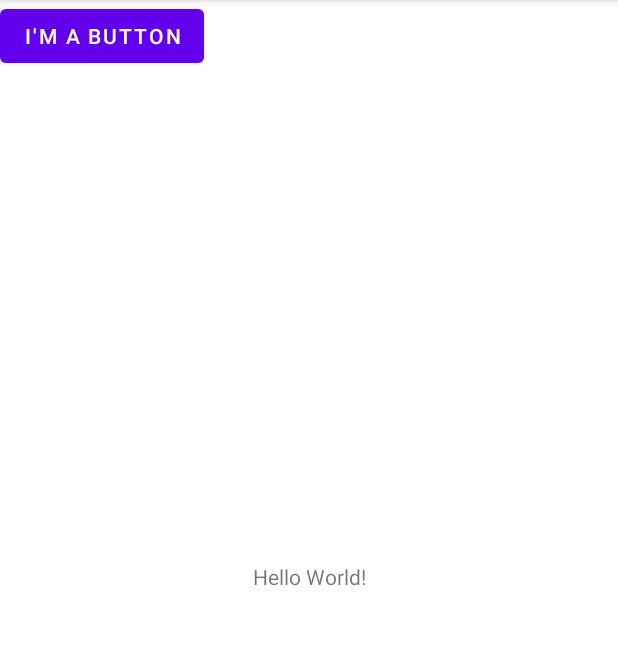
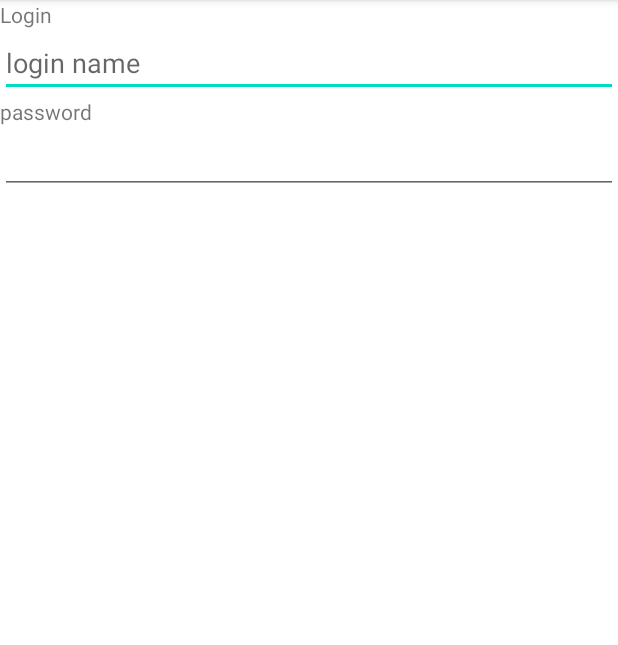
Before and after one commit to EvanSurtel/AndroidAssignments, an Android app: the screen it shows after launch (MainActivity before the commit, LoginActivity after it), on a phone screen of 412 x 824 dp, the part 84-729 px from its top. Run offline under Robolectric (Android 15) with nearby library versions, the phone set to English and light mode, and no system bars.

Commit message:
Added 3 activities for part 2

```diff
--- /dev/null
+++ b/app/src/main/java/com/example/androidassignments/LoginActivity.java
@@ -0,0 +1,14 @@
+package com.example.androidassignments;
+
+import androidx.appcompat.app.AppCompatActivity;
+
+import android.os.Bundle;
+
+public class LoginActivity extends AppCompatActivity {
+
+    @Override
+    protected void onCreate(Bundle savedInstanceState) {
+        super.onCreate(savedInstanceState);
+        setContentView(R.layout.activity_login);
+    }
+}
--- /dev/null
+++ b/app/src/main/res/layout/activity_login.xml
@@ -0,0 +1,46 @@
+<?xml version="1.0" encoding="utf-8"?>
+<LinearLayout xmlns:android="http://schemas.android.com/apk/res/android"
+    xmlns:app="http://schemas.android.com/apk/res-auto"
+    xmlns:tools="http://schemas.android.com/tools"
+    android:layout_width="match_parent"
+    android:layout_height="match_parent"
+    tools:context=".LoginActivity"
+    android:orientation="vertical">
+
+    <TextView
+        android:layout_width="wrap_content"
+        android:layout_height="wrap_content"
+        android:layout_columnWeight="1"
+        android:gravity="fill"
+        android:text="@string/LoginText"
+        />
+
+    <EditText
+        android:layout_width="match_parent"
+        android:layout_height="wrap_content"
+        android:inputType="textEmailAddress"
+        android:layout_columnWeight="1"
+        android:gravity="fill"
+        android:hint="@string/LoginHint"
+        />
+
+    <TextView
+        android:layout_width="wrap_content"
+        android:layout_height="wrap_content"
+        android:layout_columnWeight="1"
+        android:gravity="fill"
+        android:text="@string/PasswordText"
+        />
+
+    <EditText
+        android:layout_width="match_parent"
+        android:layout_height="wrap_content"
+        android:layout_columnWeight="1"
+        android:gravity="fill"
+        android:inputType="textPassword"
+        />
+
+
+
+
+</LinearLayout>
--- a/app/src/main/res/values/strings.xml
+++ b/app/src/main/res/values/strings.xml
@@ -2,5 +2,12 @@
     <string name="app_name">AndroidAssignments</string>
     <string name="hello_message">Hello World!</string>
     <string name="ButtonText">I\'m a button</string>
+    <string name="LoginText">Login</string>
+    <string name="PasswordText">password</string>
+    <string name="LoginHint">login name</string>
+    <string name="RadioButton">RadioButton</string>
+    <string name="SwitchText">What does this do?</string>
+    <string name="CheckBox">CheckBox</string>
+
 
 </resources>
```
Also changed, not shown: app/src/debug/res/drawable-anydpi/ic_action_name.xml (added, +14 -0 lines), app/src/debug/res/drawable-anydpi/ic_camera.xml (added, +14 -0 lines), app/src/main/AndroidManifest.xml (+17 -1 lines), app/src/main/java/com/example/androidassignments/ListItemsActivity.java (added, +14 -0 lines), app/src/main/res/layout/activity_list_items.xml (added, +46 -0 lines), app/src/debug/res/drawable-hdpi/ic_action_name.png (added), app/src/debug/res/drawable-hdpi/ic_camera.png (added), app/src/debug/res/drawable-mdpi/ic_action_name.png (added), app/src/debug/res/drawable-mdpi/ic_camera.png (added), app/src/debug/res/drawable-xhdpi/ic_action_name.png (added), app/src/debug/res/drawable-xhdpi/ic_camera.png (added), app/src/debug/res/drawable-xxhdpi/ic_action_name.png (added), app/src/debug/res/drawable-xxhdpi/ic_camera.png (added), 1 other file.
